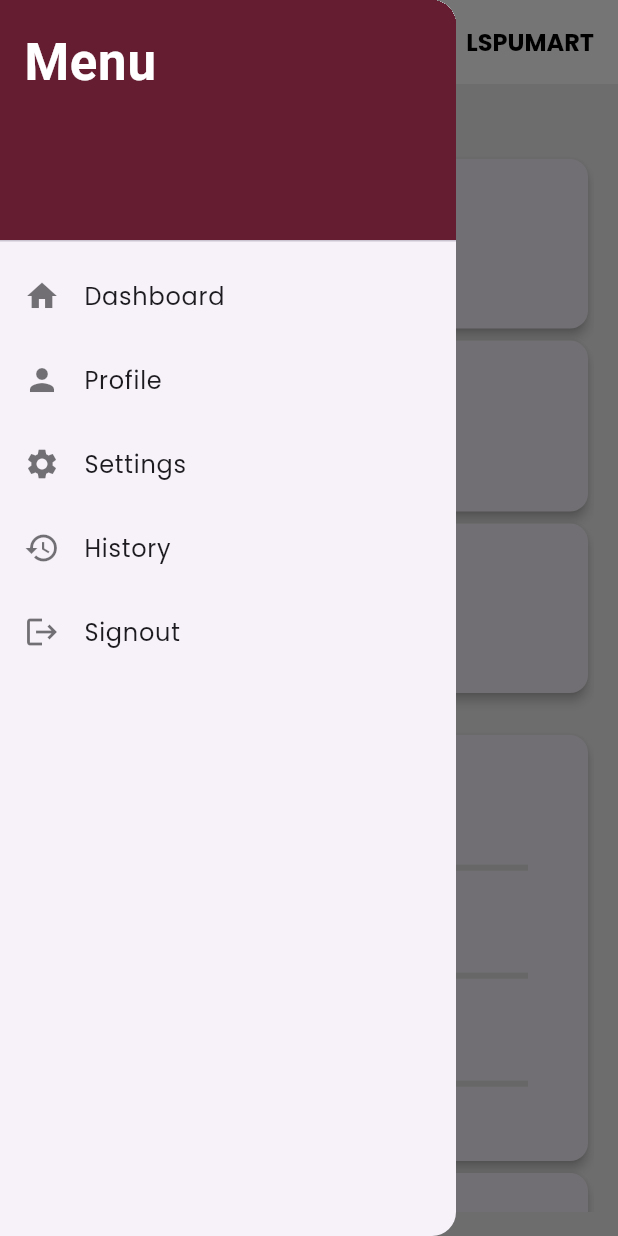
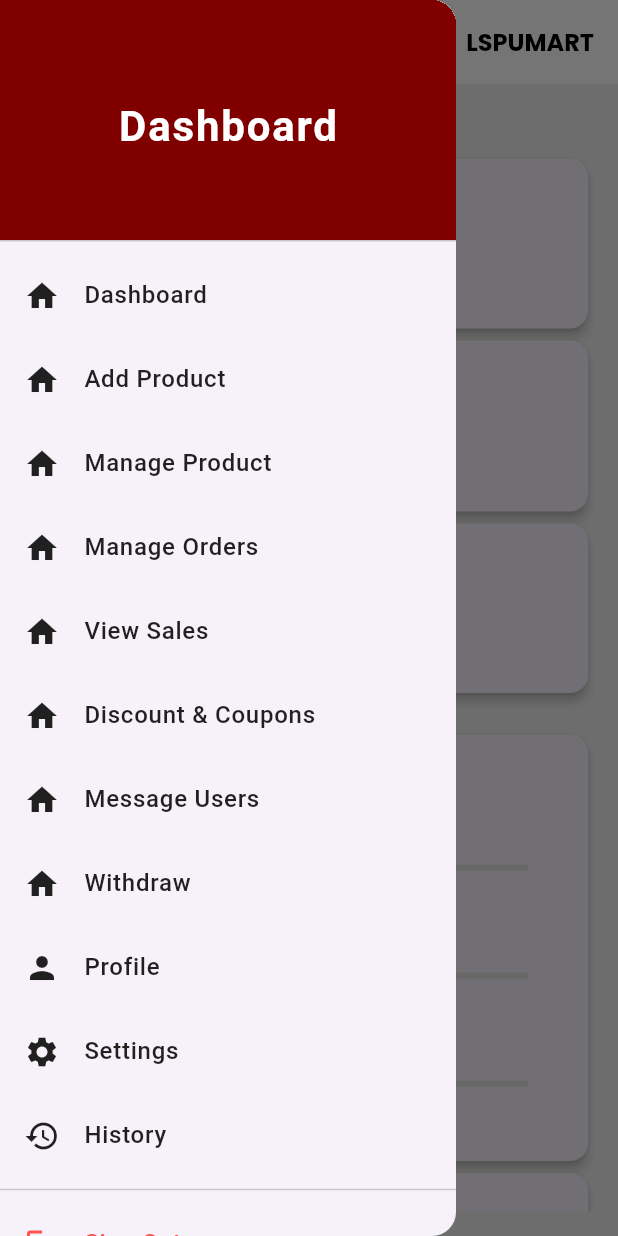
Before and after one commit to umali928/Project, a Flutter app: the DashboardScreen screen opened directly, with the side drawer open, on a phone screen of 412 x 824 dp. Run offline on Flutter 3.47's test engine with Material 3 defaults, Android fonts, the phone set to English and light mode, and no system bars; our stand-ins replace google_fonts, image_picker, lucide_icons.

Commit message:
dashboard pages added

```diff
--- a/lib/sellerdashboard.dart
+++ b/lib/sellerdashboard.dart
@@ -30,16 +30,21 @@ class DashboardScreen extends StatelessWidget {
             SizedBox(width: 8),
             Text(
               "Seller-Dashboard",
-              style: GoogleFonts.poppins(fontSize: 16, fontWeight: FontWeight.w500, color: Colors.black),
+              style: GoogleFonts.poppins(
+                  fontSize: 16,
+                  fontWeight: FontWeight.bold,
+                  color: Colors.black),
             ),
             Spacer(), // Pushes "LSPUMART" to the right
             Text(
               "LSPUMART",
-              style: GoogleFonts.poppins(fontSize: 16, fontWeight: FontWeight.bold, color: Colors.black),
+              style: GoogleFonts.poppins(
+                  fontSize: 16,
+                  fontWeight: FontWeight.bold,
+                  color: Colors.black),
             ),
           ],
         ),
-
         iconTheme: IconThemeData(color: Colors.black),
       ),
       body: Padding(
@@ -48,11 +53,27 @@ class DashboardScreen extends StatelessWidget {
           child: Column(
             crossAxisAlignment: CrossAxisAlignment.start,
             children: [
-              Text("Home / Dashboard", style: GoogleFonts.poppins(color: Colors.black54)),
+              Text("Home / Dashboard",
+                  style: GoogleFonts.poppins(color: Colors.black54)),
               SizedBox(height: 10),
-              DashboardCard(title: "Total Orders", value: "400", percentChange: "+10%", icon: Icons.shopping_bag, color: Colors.green),
-              DashboardCard(title: "Total Sell", value: "₱4200.5", percentChange: "-5%", icon: Icons.account_balance_wallet, color: Colors.redAccent),
-              DashboardCard(title: "Total Products", value: "452", percentChange: "+23", icon: Icons.category, color: Colors.purple),
+              DashboardCard(
+                  title: "Total Orders",
+                  value: "400",
+                  percentChange: "+10%",
+                  icon: Icons.shopping_bag,
+                  color: Colors.green),
+              DashboardCard(
+                  title: "Total Sell",
+                  value: "₱4200.5",
+                  percentChange: "-5%",
+                  icon: Icons.account_balance_wallet,
+                  color: Colors.redAccent),
+              DashboardCard(
+                  title: "Total Products",
+                  value: "452",
+                  percentChange: "+23",
+                  icon: Icons.category,
+                  color: Colors.purple),
               SizedBox(height: 20),
               OrderSummary(),
               ReviewOrders(),
@@ -64,23 +85,48 @@ class DashboardScreen extends StatelessWidget {
   }
 }
 
-
 class NavigationDrawer extends StatelessWidget {
   @override
   Widget build(BuildContext context) {
     return Drawer(
-      child: ListView(
-        padding: EdgeInsets.zero,
+      child: Column(
         children: [
           DrawerHeader(
-            decoration: BoxDecoration(color: Color(0xFF651D32)),
-            child: Text('Menu', style: TextStyle(color: Colors.white, fontSize: 34, fontWeight: FontWeight.bold)),
+            decoration: BoxDecoration(
+              color: Color(0xFF800000),
+            ),
+            child: Center(
+              child: Text(
+                'Dashboard',
+                style: TextStyle(
+                  color: Colors.white,
+                  fontSize: 28,
+                  fontWeight: FontWeight.w600,
+                  letterSpacing: 1.2,
+                ),
+              ),
+            ),
           ),
-          DrawerItem(icon: Icons.home, text: "Dashboard"),
-          DrawerItem(icon: Icons.person, text: "Profile"),
-          DrawerItem(icon: Icons.settings, text: "Settings"),
-          DrawerItem(icon: Icons.history, text: "History"),
-          DrawerItem(icon: Icons.logout, text: "Signout"),
+          Expanded(
+            child: ListView(
+              padding: EdgeInsets.zero,
+              children: [
+                DrawerItem(icon: Icons.home, text: "Dashboard"),
+                DrawerItem(icon: Icons.home, text: "Add Product"),
+                DrawerItem(icon: Icons.home, text: "Manage Product"),
+                DrawerItem(icon: Icons.home, text: "Manage Orders"),
+                DrawerItem(icon: Icons.home, text: "View Sales"),
+                DrawerItem(icon: Icons.home, text: "Discount & Coupons"),
+                DrawerItem(icon: Icons.home, text: "Message Users"),
+                DrawerItem(icon: Icons.home, text: "Withdraw"),
+                DrawerItem(icon: Icons.person, text: "Profile"),
+                DrawerItem(icon: Icons.settings, text: "Settings"),
+                DrawerItem(icon: Icons.history, text: "History"),
+                Divider(),
+                DrawerItem(icon: Icons.logout, text: "Sign Out", isLogout: true),
+              ],
+            ),
+          ),
         ],
       ),
     );
@@ -90,18 +136,33 @@ class NavigationDrawer extends StatelessWidget {
 class DrawerItem extends StatelessWidget {
   final IconData icon;
   final String text;
+  final bool isLogout;
 
-  DrawerItem({required this.icon, required this.text});
+  const DrawerItem({
+    required this.icon,
+    required this.text,
+    this.isLogout = false,
+  });
 
   @override
   Widget build(BuildContext context) {
     return ListTile(
-      leading: Icon(icon, color: Colors.black54),
-      title: Text(text, style: GoogleFonts.poppins(fontSize: 16)),
+      leading: Icon(
+        icon,
+        color: isLogout ? Colors.redAccent : Colors.black87,
+      ),
+      title: Text(
+        text,
+        style: TextStyle(
+          fontSize: 16,
+          fontWeight: FontWeight.w500,
+          color: isLogout ? Colors.redAccent : Colors.black87,
+        ),
+      ),
       onTap: () {
-        Navigator.pop(context);
-        ScaffoldMessenger.of(context).showSnackBar(SnackBar(content: Text('$text clicked!')));
+        // Implement navigation here
       },
+      hoverColor: Colors.grey[200], // Slight hover effect
     );
   }
 }
@@ -113,7 +174,12 @@ class DashboardCard extends StatelessWidget {
   final IconData icon;
   final Color color;
 
-  DashboardCard({required this.title, required this.value, required this.percentChange, required this.icon, required this.color});
+  DashboardCard(
+      {required this.title,
+      required this.value,
+      required this.percentChange,
+      required this.icon,
+      required this.color});
 
   @override
   Widget build(BuildContext context) {
@@ -131,17 +197,25 @@ class DashboardCard extends StatelessWidget {
               child: Column(
                 crossAxisAlignment: CrossAxisAlignment.start,
                 children: [
-                  Text(title, style: GoogleFonts.poppins(fontSize: 14, fontWeight: FontWeight.bold)),
+                  Text(title,
+                      style: GoogleFonts.poppins(
+                          fontSize: 14, fontWeight: FontWeight.bold)),
                   SizedBox(height: 5),
-                  Text(value, style: GoogleFonts.poppins(fontSize: 24, fontWeight: FontWeight.bold)),
+                  Text(value,
+                      style: GoogleFonts.poppins(
+                          fontSize: 24, fontWeight: FontWeight.bold)),
                   SizedBox(height: 5),
                   Row(
                     children: [
                       Icon(Icons.trending_up, size: 14, color: Colors.green),
                       SizedBox(width: 4),
-                      Text(percentChange, style: GoogleFonts.poppins(fontSize: 12, color: Colors.green)),
+                      Text(percentChange,
+                          style: GoogleFonts.poppins(
+                              fontSize: 12, color: Colors.green)),
                       SizedBox(width: 4),
-                      Text("vs last month", style: GoogleFonts.poppins(fontSize: 12, color: Colors.black45)),
+                      Text("vs last month",
+                          style: GoogleFonts.poppins(
+                              fontSize: 12, color: Colors.black45)),
                     ],
                   ),
                 ],
@@ -165,11 +239,25 @@ class OrderSummary extends StatelessWidget {
         child: Column(
           crossAxisAlignment: CrossAxisAlignment.start,
           children: [
-            Text("Order Summary", style: GoogleFonts.poppins(fontSize: 18, fontWeight: FontWeight.bold)),
+            Text("Order Summary",
+                style: GoogleFonts.poppins(
+                    fontSize: 18, fontWeight: FontWeight.bold)),
             SizedBox(height: 10),
-            OrderProgress(title: "Pending Orders", percent: 0.4, color: Colors.orange, orders: "160/400 Orders"),
-            OrderProgress(title: "Shipped Orders", percent: 0.3, color: Colors.purple, orders: "120/400 Orders"),
-            OrderProgress(title: "Delivered Orders", percent: 0.3, color: Colors.green, orders: "120/400 Orders"),
+            OrderProgress(
+                title: "Pending Orders",
+                percent: 0.4,
+                color: Colors.orange,
+                orders: "160/400 Orders"),
+            OrderProgress(
+                title: "Shipped Orders",
+                percent: 0.3,
+                color: Colors.purple,
+                orders: "120/400 Orders"),
+            OrderProgress(
+                title: "Delivered Orders",
+                percent: 0.3,
+                color: Colors.green,
+                orders: "120/400 Orders"),
           ],
         ),
       ),
@@ -183,20 +271,31 @@ class OrderProgress extends StatelessWidget {
   final Color color;
   final String orders;
 
-  OrderProgress({required this.title, required this.percent, required this.color, required this.orders});
+  OrderProgress(
+      {required this.title,
+      required this.percent,
+      required this.color,
+      required this.orders});
 
   @override
   Widget build(BuildContext context) {
     return Column(
       children: [
         ListTile(
-          title: Text(title, style: GoogleFonts.poppins(fontSize: 14, fontWeight: FontWeight.w500)),
+          title: Text(title,
+              style: GoogleFonts.poppins(
+                  fontSize: 14, fontWeight: FontWeight.w500)),
           subtitle: Column(
             crossAxisAlignment: CrossAxisAlignment.start,
             children: [
-              LinearProgressIndicator(value: percent, color: color, backgroundColor: Colors.grey[300]),
+              LinearProgressIndicator(
+                  value: percent,
+                  color: color,
+                  backgroundColor: Colors.grey[300]),
               SizedBox(height: 4),
-              Text(orders, style: GoogleFonts.poppins(fontSize: 12, color: Colors.black54)),
+              Text(orders,
+                  style:
+                      GoogleFonts.poppins(fontSize: 12, color: Colors.black54)),
             ],
           ),
         ),
@@ -204,13 +303,44 @@ class OrderProgress extends StatelessWidget {
     );
   }
 }
+
 class ReviewOrders extends StatelessWidget {
   final List<Order> orders = [
-    Order(date: "01/04/2024", id: "P12345", name: "ZithroMax Antibiotic", location: "New York, USA", status: "In Transit", statusColor: Colors.blue),
-    Order(date: "02/04/2024", id: "ZM2345", name: "Panadol Extra Strong", location: "London, UK", status: "Pending", statusColor: Colors.orange),
-    Order(date: "24/05/2024", id: "PX6789", name: "CiproCure 500mg", location: "Mumbai, India", status: "Delivered", statusColor: Colors.green),
-    Order(date: "24/05/2024", id: "CC5432", name: "AmoxiHeal 250mg", location: "Sydney, AUS", status: "Delivered", statusColor: Colors.green),
-    Order(date: "23/05/2024", id: "AH8765", name: "ZithroMax Antibiotic", location: "New York, USA", status: "Pending", statusColor: Colors.orange),
+    Order(
+        date: "01/04/2024",
+        id: "P12345",
+        name: "Pancit canton",
+        location: "Pila, Laguna",
+        status: "In Transit",
+        statusColor: Colors.blue),
+    Order(
+        date: "02/04/2024",
+        id: "ZM2345",
+        name: "GIN",
+        location: "Sta. Rosa, Laguna",
+        status: "Pending",
+        statusColor: Colors.orange),
+    Order(
+        date: "24/05/2024",
+        id: "PX6789",
+        name: "Bear Brand",
+        location: "Cavite, Philippines",
+        status: "Delivered",
+        statusColor: Colors.green),
+    Order(
+        date: "24/05/2024",
+        id: "CC5432",
+        name: "Paracetukmol",
+        location: "Cavite, Philippines",
+        status: "Delivered",
+        statusColor: Colors.green),
+    Order(
+        date: "23/05/2024",
+        id: "AH8765",
+        name: "USB Cable",
+        location: "Cebu, Philippines",
+        status: "Pending",
+        statusColor: Colors.orange),
   ];
 
   @override
@@ -224,17 +354,19 @@ class ReviewOrders extends StatelessWidget {
         child: Column(
           crossAxisAlignment: CrossAxisAlignment.start,
           children: [
-            Text("Review Orders",
+            Text(
+              "Review Orders",
               style: GoogleFonts.poppins(
-                fontSize: 18 * textScale,
-                fontWeight: FontWeight.bold
-              ),
+                  fontSize: 18 * textScale, fontWeight: FontWeight.bold),
             ),
             SizedBox(height: 10),
             LayoutBuilder(
               builder: (context, constraints) {
                 return Column(
-                  children: orders.map((order) => OrderItem(order: order, maxWidth: constraints.maxWidth)).toList(),
+                  children: orders
+                      .map((order) => OrderItem(
+                          order: order, maxWidth: constraints.maxWidth))
+                      .toList(),
                 );
               },
             ),
@@ -253,7 +385,13 @@ class Order {
   final String status;
   final Color statusColor;
 
-  Order({required this.date, required this.id, required this.name, required this.location, required this.status, required this.statusColor});
+  Order(
+      {required this.date,
+      required this.id,
+      required this.name,
+      required this.location,
+      required this.status,
+      required this.statusColor});
 }
 
 class OrderItem extends StatelessWidget {
@@ -273,14 +411,25 @@ class OrderItem extends StatelessWidget {
           ? Column(
               crossAxisAlignment: CrossAxisAlignment.start,
               children: [
-                Text(order.date, style: GoogleFonts.poppins(fontSize: 14 * textScale, fontWeight: FontWeight.w500, color: Colors.black54)),
-                Text(order.id, style: GoogleFonts.poppins(fontSize: 12 * textScale, color: Colors.black45)),
-                Text(order.name, style: GoogleFonts.poppins(fontSize: 14 * textScale, fontWeight: FontWeight.w500)),
-                Text(order.location, style: GoogleFonts.poppins(fontSize: 12 * textScale, color: Colors.black54)),
+                Text(order.date,
+                    style: GoogleFonts.poppins(
+                        fontSize: 14 * textScale,
+                        fontWeight: FontWeight.w500,
+                        color: Colors.black54)),
+                Text(order.id,
+                    style: GoogleFonts.poppins(
+                        fontSize: 12 * textScale, color: Colors.black45)),
+                Text(order.name,
+                    style: GoogleFonts.poppins(
+                        fontSize: 14 * textScale, fontWeight: FontWeight.w500)),
+                Text(order.location,
+                    style: GoogleFonts.poppins(
+                        fontSize: 12 * textScale, color: Colors.black54)),
                 SizedBox(height: 5),
                 Align(
                   alignment: Alignment.centerLeft,
-                  child: StatusBadge(status: order.status, color: order.statusColor),
+                  child: StatusBadge(
+                      status: order.status, color: order.statusColor),
                 ),
                 Divider(),
               ],
@@ -288,10 +437,28 @@ class OrderItem extends StatelessWidget {
           : Row(
               crossAxisAlignment: CrossAxisAlignment.center,
               children: [
-                Expanded(flex: 2, child: Text(order.date, style: GoogleFonts.poppins(fontSize: 14 * textScale, fontWeight: FontWeight.w500, color: Colors.black54))),
-                Expanded(flex: 3, child: Text(order.name, style: GoogleFonts.poppins(fontSize: 14 * textScale, fontWeight: FontWeight.w500))),
-                Expanded(flex: 2, child: Text(order.location, style: GoogleFonts.poppins(fontSize: 12 * textScale, color: Colors.black54))),
-                Expanded(flex: 1, child: StatusBadge(status: order.status, color: order.statusColor)),
+                Expanded(
+                    flex: 2,
+                    child: Text(order.date,
+                        style: GoogleFonts.poppins(
+                            fontSize: 14 * textScale,
+                            fontWeight: FontWeight.w500,
+                            color: Colors.black54))),
+                Expanded(
+                    flex: 3,
+                    child: Text(order.name,
+                        style: GoogleFonts.poppins(
+                            fontSize: 14 * textScale,
+                            fontWeight: FontWeight.w500))),
+                Expanded(
+                    flex: 2,
+                    child: Text(order.location,
+                        style: GoogleFonts.poppins(
+                            fontSize: 12 * textScale, color: Colors.black54))),
+                Expanded(
+                    flex: 1,
+                    child: StatusBadge(
+                        status: order.status, color: order.statusColor)),
               ],
             ),
     );
@@ -312,7 +479,9 @@ class StatusBadge extends StatelessWidget {
         color: color.withOpacity(0.2),
         borderRadius: BorderRadius.circular(8),
       ),
-      child: Text(status, style: GoogleFonts.poppins(fontSize: 12, fontWeight: FontWeight.bold, color: color)),
+      child: Text(status,
+          style: GoogleFonts.poppins(
+              fontSize: 12, fontWeight: FontWeight.bold, color: color)),
     );
   }
 }
```
